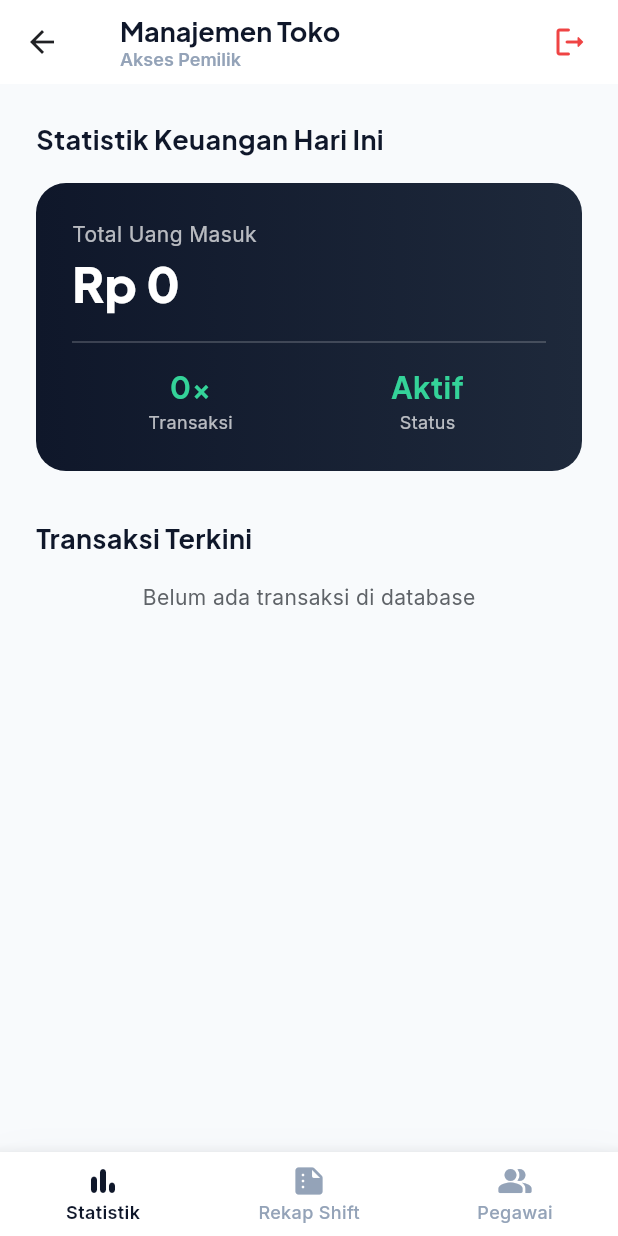
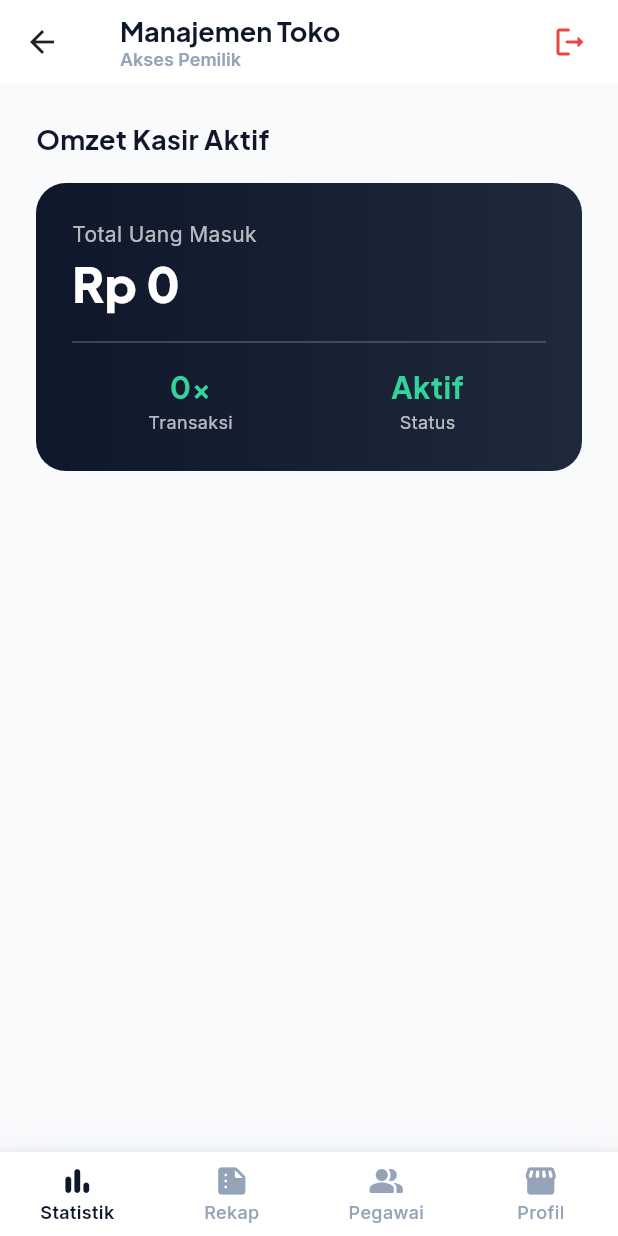
Before and after one commit to nmsyauqi/jagawarung, a Flutter app: the OwnerDashboard screen opened directly, on a phone screen of 412 x 824 dp. Run offline on Flutter 3.47's test engine with Material 3 defaults, Android fonts, the phone set to English and light mode, and no system bars; our stand-ins replace cloud_firestore, firebase_core, google_fonts; accounts and stored records are empty.

Commit message:
prev dev 1.11.1

```diff
--- a/lib/screens/owner_dashboard.dart
+++ b/lib/screens/owner_dashboard.dart
@@ -53,11 +53,13 @@ class _OwnerDashboardState extends State<OwnerDashboard> {
           _buildStatistikTab(idWarung),
           _buildRekapTab(idWarung),
           _buildPegawaiTab(idWarung),
+          _buildProfilTab(currentUser!),
         ],
       ),
       bottomNavigationBar: Container(
         decoration: BoxDecoration(boxShadow: AppTheme.shadowLg),
         child: BottomNavigationBar(
+          type: BottomNavigationBarType.fixed,
           currentIndex: _currentIndex,
           onTap: (i) => setState(() => _currentIndex = i),
           selectedItemColor: AppTheme.primary,
@@ -65,8 +67,9 @@ class _OwnerDashboardState extends State<OwnerDashboard> {
           backgroundColor: AppTheme.surface,
           items: const [
             BottomNavigationBarItem(icon: Icon(Icons.bar_chart_rounded), label: 'Statistik'),
-            BottomNavigationBarItem(icon: Icon(Icons.summarize_rounded), label: 'Rekap Shift'),
+            BottomNavigationBarItem(icon: Icon(Icons.summarize_rounded), label: 'Rekap'),
             BottomNavigationBarItem(icon: Icon(Icons.people_alt_rounded), label: 'Pegawai'),
+            BottomNavigationBarItem(icon: Icon(Icons.storefront_rounded), label: 'Profil'),
           ],
         ),
       ),
@@ -78,13 +81,10 @@ class _OwnerDashboardState extends State<OwnerDashboard> {
     return StreamBuilder<QuerySnapshot>(
       stream: _dbService.streamTransaksiHariIni(idWarung),
       builder: (context, snapshot) {
-        if (snapshot.connectionState == ConnectionState.waiting) {
-          return const Center(child: CircularProgressIndicator());
-        }
+        if (snapshot.connectionState == ConnectionState.waiting) return const Center(child: CircularProgressIndicator());
 
         int totalHariIni = 0;
         List<TransaksiModel> transaksis = [];
-
         if (snapshot.hasData) {
           for (var doc in snapshot.data!.docs) {
             var tx = TransaksiModel.fromMap(doc.data() as Map<String, dynamic>);
@@ -96,28 +96,9 @@ class _OwnerDashboardState extends State<OwnerDashboard> {
         return ListView(
           padding: const EdgeInsets.all(24),
           children: [
-            Text('Statistik Keuangan Hari Ini', style: GoogleFonts.plusJakartaSans(fontSize: 18, fontWeight: FontWeight.w700, color: AppTheme.textDark)),
+            Text('Omzet Kasir Aktif', style: GoogleFonts.plusJakartaSans(fontSize: 18, fontWeight: FontWeight.w700, color: AppTheme.textDark)),
             const SizedBox(height: 16),
-            _buildTotalCard(totalHariIni, transaksis.length),
-            const SizedBox(height: 32),
-            Text('Transaksi Terkini', style: GoogleFonts.plusJakartaSans(fontSize: 18, fontWeight: FontWeight.w700, color: AppTheme.textDark)),
-            const SizedBox(height: 16),
-
-            if (transaksis.isEmpty) const Center(child: Text('Belum ada transaksi di database')),
-            ...transaksis.map((tx) {
-              // Format jam agar menjadi 09:05 bukan 9:5
-              String hour = tx.waktuTransaksi.hour.toString().padLeft(2, '0');
-              String minute = tx.waktuTransaksi.minute.toString().padLeft(2, '0');
-              return _txCard(tx.note ?? 'Tanpa catatan', 'Rp ${tx.nominal}', '$hour:$minute');
-            }),
-          ],
-        );
-      }
-    );
-  }
-
-  Widget _buildTotalCard(int total, int count) {
-    return Container(
+            Container(
               padding: const EdgeInsets.all(24),
               decoration: BoxDecoration(
                 gradient: const LinearGradient(colors: [AppTheme.primary, AppTheme.primarySoft]),
@@ -127,16 +108,20 @@ class _OwnerDashboardState extends State<OwnerDashboard> {
                 crossAxisAlignment: CrossAxisAlignment.start,
                 children: [
                   Text('Total Uang Masuk', style: GoogleFonts.inter(fontSize: 14, color: Colors.white70)),
-          Text('Rp $total', style: GoogleFonts.plusJakartaSans(fontSize: 32, fontWeight: FontWeight.w800, color: Colors.white)),
+                  Text('Rp $totalHariIni', style: GoogleFonts.plusJakartaSans(fontSize: 32, fontWeight: FontWeight.w800, color: Colors.white)),
                   const Divider(color: Colors.white24, height: 32),
                   Row(
                     children: [
-              Expanded(child: _miniStat('Transaksi', '${count}x')),
+                      Expanded(child: _miniStat('Transaksi', '${transaksis.length}x')),
                       Expanded(child: _miniStat('Status', 'Aktif')),
                     ],
                   ),
                 ],
               ),
+            ),
+          ],
+        );
+      }
     );
   }
 
@@ -149,47 +134,12 @@ class _OwnerDashboardState extends State<OwnerDashboard> {
     );
   }
 
-  Widget _txCard(String note, String amount, String time) {
-    return Container(
-      margin: const EdgeInsets.only(bottom: 12),
-      padding: const EdgeInsets.all(16),
-      decoration: BoxDecoration(
-        color: AppTheme.surface,
-        borderRadius: BorderRadius.circular(16),
-        border: Border.all(color: AppTheme.border),
-      ),
-      child: Row(
-        children: [
-          Container(
-            padding: const EdgeInsets.all(12),
-            decoration: BoxDecoration(color: AppTheme.surfaceDim, borderRadius: BorderRadius.circular(12)),
-            child: const Icon(Icons.receipt_long_rounded, color: AppTheme.textBody),
-          ),
-          const SizedBox(width: 16),
-          Expanded(
-            child: Column(
-              crossAxisAlignment: CrossAxisAlignment.start,
-              children: [
-                Text(note, style: GoogleFonts.plusJakartaSans(fontSize: 15, fontWeight: FontWeight.w600, color: AppTheme.textDark)),
-                const SizedBox(height: 4),
-                Text('Waktu: $time', style: GoogleFonts.inter(fontSize: 12, color: AppTheme.textMuted)),
-              ],
-            ),
-          ),
-          Text(amount, style: GoogleFonts.plusJakartaSans(fontSize: 16, fontWeight: FontWeight.w700, color: AppTheme.accent)),
-        ],
-      ),
-    );
-  }
-
-  // ── TAB 2: REKAP SHIFT ASLI (DARI DATABASE) ──
+  // ── TAB 2: REKAP SHIFT & SELISIH KAS ──
   Widget _buildRekapTab(String idWarung) {
     return StreamBuilder<QuerySnapshot>(
       stream: _dbService.streamRekapShift(idWarung),
       builder: (context, snapshot) {
-        if (snapshot.connectionState == ConnectionState.waiting) {
-          return const Center(child: CircularProgressIndicator());
-        }
+        if (snapshot.connectionState == ConnectionState.waiting) return const Center(child: CircularProgressIndicator());
 
         return ListView(
           padding: const EdgeInsets.all(24),
@@ -198,10 +148,9 @@ class _OwnerDashboardState extends State<OwnerDashboard> {
               mainAxisAlignment: MainAxisAlignment.spaceBetween,
               children: [
                 Text('Histori Shift', style: GoogleFonts.plusJakartaSans(fontSize: 18, fontWeight: FontWeight.w700, color: AppTheme.textDark)),
-                // Tombol Ekspor PDF (Sementara Dummy)
                 ElevatedButton.icon(
                   onPressed: () {
-                    ScaffoldMessenger.of(context).showSnackBar(const SnackBar(content: Text('Fitur PDF sedang dikembangkan')));
+                    ScaffoldMessenger.of(context).showSnackBar(const SnackBar(content: Text('Fitur PDF segera hadir')));
                   },
                   icon: const Icon(Icons.picture_as_pdf_rounded, size: 18),
                   label: const Text('Ekspor PDF'),
@@ -230,46 +179,125 @@ class _OwnerDashboardState extends State<OwnerDashboard> {
   }
 
   Widget _rekapShiftCard(ShiftModel shift) {
+    bool isSelesai = shift.waktuSelesai != null;
+    int selisih = shift.selisihKas;
+
+    // Logika Status Kecocokan
+    Color statusColor = !isSelesai ? Colors.orange : (selisih == 0 ? Colors.green : Colors.red);
+    String teksStatus = !isSelesai ? "Shift Aktif" : (selisih == 0 ? "Data Cocok" : "Tidak Cocok (Selisih)");
+
+    // Format Waktu
+    String jamMulai = "${shift.waktuMulai.hour.toString().padLeft(2, '0')}:${shift.waktuMulai.minute.toString().padLeft(2, '0')}";
+
     return Container(
-      margin: const EdgeInsets.only(bottom: 12),
-      padding: const EdgeInsets.all(16),
+      margin: const EdgeInsets.only(bottom: 16),
       decoration: BoxDecoration(
         color: AppTheme.surface,
         borderRadius: BorderRadius.circular(16),
         border: Border.all(color: AppTheme.border),
+        boxShadow: [BoxShadow(color: Colors.black.withValues(alpha: 0.02), blurRadius: 8, offset: const Offset(0, 4))],
       ),
+      child: Column(
+        children: [
+          // Header Card
+          Container(
+            padding: const EdgeInsets.symmetric(horizontal: 16, vertical: 12),
+            decoration: BoxDecoration(
+              color: statusColor.withValues(alpha: 0.1),
+              borderRadius: const BorderRadius.vertical(top: Radius.circular(16))
+            ),
+            child: Row(
+              mainAxisAlignment: MainAxisAlignment.spaceBetween,
+              children: [
+                Row(
+                  children: [
+                    Icon(isSelesai ? Icons.check_circle : Icons.timer, color: statusColor, size: 18),
+                    const SizedBox(width: 8),
+                    Text(teksStatus, style: GoogleFonts.plusJakartaSans(fontWeight: FontWeight.w700, color: statusColor)),
+                  ],
+                ),
+                Text("Kasir: ${shift.namaPengguna}", style: GoogleFonts.inter(fontWeight: FontWeight.w600, fontSize: 13)),
+              ],
+            ),
+          ),
+
+          // Body Card
+          Padding(
+            padding: const EdgeInsets.all(16),
             child: Column(
               children: [
                 Row(
                   mainAxisAlignment: MainAxisAlignment.spaceBetween,
                   children: [
-              Text("Kasir: ${shift.namaPengguna}", style: GoogleFonts.plusJakartaSans(fontWeight: FontWeight.bold)),
-              Text(shift.waktuSelesai != null ? 'Selesai' : 'Sedang Jaga',
-                style: TextStyle(color: shift.waktuSelesai != null ? AppTheme.success : AppTheme.accent, fontWeight: FontWeight.bold)),
+                    Column(
+                      crossAxisAlignment: CrossAxisAlignment.start,
+                      children: [
+                        Text('Mulai Shift', style: GoogleFonts.inter(fontSize: 12, color: AppTheme.textMuted)),
+                        Text(jamMulai, style: GoogleFonts.plusJakartaSans(fontWeight: FontWeight.w600)),
                       ],
                     ),
-          const Divider(),
+                    Column(
+                      crossAxisAlignment: CrossAxisAlignment.center,
+                      children: [
+                        Text('Durasi', style: GoogleFonts.inter(fontSize: 12, color: AppTheme.textMuted)),
+                        Text(shift.durasi, style: GoogleFonts.plusJakartaSans(fontWeight: FontWeight.w600)),
+                      ],
+                    ),
+                    Column(
+                      crossAxisAlignment: CrossAxisAlignment.end,
+                      children: [
+                        Text('Transaksi', style: GoogleFonts.inter(fontSize: 12, color: AppTheme.textMuted)),
+                        Text('${shift.totalTransaksi ?? 0}x', style: GoogleFonts.plusJakartaSans(fontWeight: FontWeight.w600)),
+                      ],
+                    ),
+                  ],
+                ),
+                const Divider(height: 24),
                 Row(
                   mainAxisAlignment: MainAxisAlignment.spaceBetween,
                   children: [
-              Text('Total Pendapatan: Rp ${shift.totalUangMasuk ?? 0}'),
-              Text('${shift.totalTransaksi ?? 0} Transaksi'),
+                    Text('Uang Masuk (Sistem):', style: TextStyle(color: AppTheme.textMuted)),
+                    Text('Rp ${shift.totalUangMasuk ?? 0}', style: const TextStyle(fontWeight: FontWeight.w600)),
                   ],
+                ),
+                const SizedBox(height: 8),
+                Row(
+                  mainAxisAlignment: MainAxisAlignment.spaceBetween,
+                  children: [
+                    Text(isSelesai ? 'Hitungan Laci Kasir:' : 'Modal Awal Laci:', style: TextStyle(color: AppTheme.textMuted)),
+                    Text('Rp ${isSelesai ? shift.saldoAkhir : shift.saldoAwal}', style: const TextStyle(fontWeight: FontWeight.w600)),
+                  ],
+                ),
+
+                // Jika sudah selesai dan ada selisih, tampilkan warna merah
+                if (isSelesai && selisih != 0) ...[
+                  const SizedBox(height: 8),
+                  Container(
+                    padding: const EdgeInsets.all(8),
+                    decoration: BoxDecoration(color: Colors.red.shade50, borderRadius: BorderRadius.circular(8)),
+                    child: Row(
+                      mainAxisAlignment: MainAxisAlignment.spaceBetween,
+                      children: [
+                        Text(selisih < 0 ? 'Uang Kurang (Minus):' : 'Uang Lebih (Plus):', style: const TextStyle(color: Colors.red, fontWeight: FontWeight.bold)),
+                        Text('Rp ${selisih.abs()}', style: const TextStyle(color: Colors.red, fontWeight: FontWeight.bold)),
+                      ],
+                    ),
+                  )
+                ]
+              ],
+            ),
           ),
         ],
       ),
     );
   }
 
-  // ── TAB 3: MANAJEMEN PEGAWAI & UBAH PIN ──
+  // ── TAB 3: MANAJEMEN PEGAWAI ──
   Widget _buildPegawaiTab(String idWarung) {
     return StreamBuilder<QuerySnapshot>(
       stream: _dbService.streamPegawai(idWarung),
       builder: (context, snapshot) {
-        if (snapshot.connectionState == ConnectionState.waiting) {
-          return const Center(child: CircularProgressIndicator());
-        }
-
+        if (!snapshot.hasData) return const Center(child: CircularProgressIndicator());
         return ListView(
           padding: const EdgeInsets.all(24),
           children: [
@@ -285,14 +313,7 @@ class _OwnerDashboardState extends State<OwnerDashboard> {
               ],
             ),
             const SizedBox(height: 16),
-            if (!snapshot.hasData || snapshot.data!.docs.isEmpty)
-              const Center(child: Text('Belum ada pegawai. Klik ikon + untuk menambah.')),
-
-            if (snapshot.hasData)
-              ...snapshot.data!.docs.map((doc) {
-                final user = UserModel.fromMap(doc.data() as Map<String, dynamic>);
-                return _pegawaiCard(user);
-              }),
+            ...snapshot.data!.docs.map((doc) => _pegawaiCard(UserModel.fromMap(doc.data() as Map<String, dynamic>))),
           ],
         );
       }
@@ -306,24 +327,20 @@ class _OwnerDashboardState extends State<OwnerDashboard> {
       decoration: BoxDecoration(color: AppTheme.surface, borderRadius: BorderRadius.circular(16), border: Border.all(color: AppTheme.border)),
       child: Row(
         children: [
-          CircleAvatar(
-            backgroundColor: AppTheme.primarySoft,
-            child: Text(user.nama.isNotEmpty ? user.nama[0] : 'P', style: const TextStyle(fontWeight: FontWeight.bold, color: Colors.white)),
-          ),
+          CircleAvatar(backgroundColor: AppTheme.primarySoft, child: Text(user.nama[0], style: const TextStyle(color: Colors.white))),
           const SizedBox(width: 16),
           Expanded(
             child: Column(
               crossAxisAlignment: CrossAxisAlignment.start,
               children: [
                 Text(user.nama, style: GoogleFonts.plusJakartaSans(fontSize: 16, fontWeight: FontWeight.w600, color: AppTheme.textDark)),
-                Text('Pegawai  •  PIN: ${user.pin}', style: GoogleFonts.inter(fontSize: 12, color: AppTheme.textMuted)),
+                Text('PIN: ${user.pin}', style: GoogleFonts.inter(fontSize: 12, color: AppTheme.textMuted)),
               ],
             ),
           ),
-          // Tombol Ikon Ubah PIN
           IconButton(
             tooltip: 'Ubah PIN',
-            icon: const Icon(Icons.edit_note_rounded, color: AppTheme.primary, size: 28),
+            icon: const Icon(Icons.edit_note_rounded, color: AppTheme.primary),
             onPressed: () => _showUbahPinDialog(user.idUser, user.nama),
           ),
         ],
@@ -331,80 +348,100 @@ class _OwnerDashboardState extends State<OwnerDashboard> {
     );
   }
 
+  // ── TAB 4: PROFIL WARUNG (Lengkap dengan Nama Warung) ──
+  Widget _buildProfilTab(UserModel owner) {
+    return FutureBuilder<String>(
+      future: _dbService.getNamaWarung(owner.idWarung),
+      builder: (context, snapshot) {
+        String namaWarung = snapshot.data ?? 'Memuat data...';
+
+        return ListView(
+          padding: const EdgeInsets.all(24),
+          children: [
+            const Center(child: Icon(Icons.storefront_rounded, size: 80, color: AppTheme.primarySoft)),
+            const SizedBox(height: 20),
+            Center(child: Text('Identitas Toko', style: GoogleFonts.plusJakartaSans(fontSize: 24, fontWeight: FontWeight.bold))),
+            const SizedBox(height: 40),
+            _infoRow(Icons.store, 'Nama Warung', namaWarung),
+            const Divider(height: 32),
+            _infoRow(Icons.badge, 'ID Warung (Username)', owner.idWarung),
+            const Divider(height: 32),
+            _infoRow(Icons.person, 'Nama Pemilik', owner.nama),
+            const Divider(height: 32),
+            _infoRow(Icons.security, 'PIN Akses Pemilik', owner.pin),
+          ],
+        );
+      }
+    );
+  }
+
+  Widget _infoRow(IconData icon, String title, String value) {
+    return Row(
+      children: [
+        Container(
+          padding: const EdgeInsets.all(12),
+          decoration: BoxDecoration(color: AppTheme.surfaceDim, borderRadius: BorderRadius.circular(12)),
+          child: Icon(icon, color: AppTheme.primary),
+        ),
+        const SizedBox(width: 16),
+        Expanded(
+          child: Column(
+            crossAxisAlignment: CrossAxisAlignment.start,
+            children: [
+              Text(title, style: GoogleFonts.inter(fontSize: 12, color: AppTheme.textMuted)),
+              Text(value, style: GoogleFonts.plusJakartaSans(fontSize: 16, fontWeight: FontWeight.w600, color: AppTheme.textDark)),
+            ],
+          ),
+        ),
+      ],
+    );
+  }
+
+  // --- Dialog Helper Tetap Di Bawah Sini ---
   void _showUbahPinDialog(String idUser, String nama) {
     final ctrl = TextEditingController();
     showDialog(
       context: context,
       builder: (ctx) => AlertDialog(
-        backgroundColor: AppTheme.surface,
-        title: Text('Ubah PIN: $nama', style: GoogleFonts.plusJakartaSans(fontWeight: FontWeight.w700)),
-        content: TextField(
-          controller: ctrl,
-          decoration: const InputDecoration(labelText: 'PIN Baru (Angka)'),
-          keyboardType: TextInputType.number,
-          maxLength: 6,
-        ),
+        title: Text('Ubah PIN: $nama'),
+        content: TextField(controller: ctrl, keyboardType: TextInputType.number, maxLength: 6),
         actions: [
           TextButton(onPressed: () => Navigator.pop(ctx), child: const Text('Batal')),
-          ElevatedButton(
-            onPressed: () async {
+          ElevatedButton(onPressed: () async {
             if (ctrl.text.isEmpty) return;
             await _dbService.updatePinPegawai(idUser, ctrl.text);
             if(mounted) Navigator.pop(context);
-              ScaffoldMessenger.of(context).showSnackBar(const SnackBar(content: Text('PIN berhasil diubah')));
-            },
-            child: const Text('Simpan')
-          ),
+          }, child: const Text('Simpan')),
         ],
       ),
     );
   }
 
   void _showTambahPegawaiDialog(String idWarung) {
-    final TextEditingController namaCtrl = TextEditingController();
-    final TextEditingController pinCtrl = TextEditingController();
-
+    final namaCtrl = TextEditingController();
+    final pinCtrl = TextEditingController();
     showDialog(
       context: context,
       builder: (ctx) => AlertDialog(
-        backgroundColor: AppTheme.surface,
-        title: Text('Registrasi Pegawai', style: GoogleFonts.plusJakartaSans(fontWeight: FontWeight.w700)),
+        title: const Text('Registrasi Pegawai'),
         content: Column(
           mainAxisSize: MainAxisSize.min,
           children: [
             TextField(controller: namaCtrl, decoration: const InputDecoration(labelText: 'Nama Lengkap')),
-            const SizedBox(height: 16),
-            TextField(
-              controller: pinCtrl,
-              decoration: const InputDecoration(labelText: 'Buat PIN Akses', helperText: 'PIN wajib unik'),
-              keyboardType: TextInputType.number,
-              maxLength: 6,
-            ),
+            TextField(controller: pinCtrl, decoration: const InputDecoration(labelText: 'PIN Akses'), keyboardType: TextInputType.number, maxLength: 6),
           ],
         ),
         actions: [
           TextButton(onPressed: () => Navigator.pop(ctx), child: const Text('Batal')),
-          ElevatedButton(
-            onPressed: () async {
+          ElevatedButton(onPressed: () async {
             if (namaCtrl.text.isEmpty || pinCtrl.text.isEmpty) return;
-
-              UserModel pegawaiBaru = UserModel(
-                idUser: "PEG-${DateTime.now().millisecondsSinceEpoch}",
-                idWarung: idWarung,
-                nama: namaCtrl.text,
-                role: 'pegawai',
-                pin: pinCtrl.text
-              );
-
+            UserModel pegawaiBaru = UserModel(idUser: "PEG-${DateTime.now().millisecondsSinceEpoch}", idWarung: idWarung, nama: namaCtrl.text, role: 'pegawai', pin: pinCtrl.text);
             String hasil = await _dbService.tambahPegawai(pegawaiBaru);
-
             if(ctx.mounted) {
               Navigator.pop(ctx);
               ScaffoldMessenger.of(context).showSnackBar(SnackBar(content: Text(hasil)));
             }
-            },
-            child: const Text('Simpan')
-          ),
+          }, child: const Text('Simpan')),
         ],
       ),
     );
```
Also changed, not shown: lib/models/shift_model.dart (+12 -4 lines), lib/services/database_service.dart (+11 -2 lines). Lines whose indentation alone changed are shown as unchanged.
